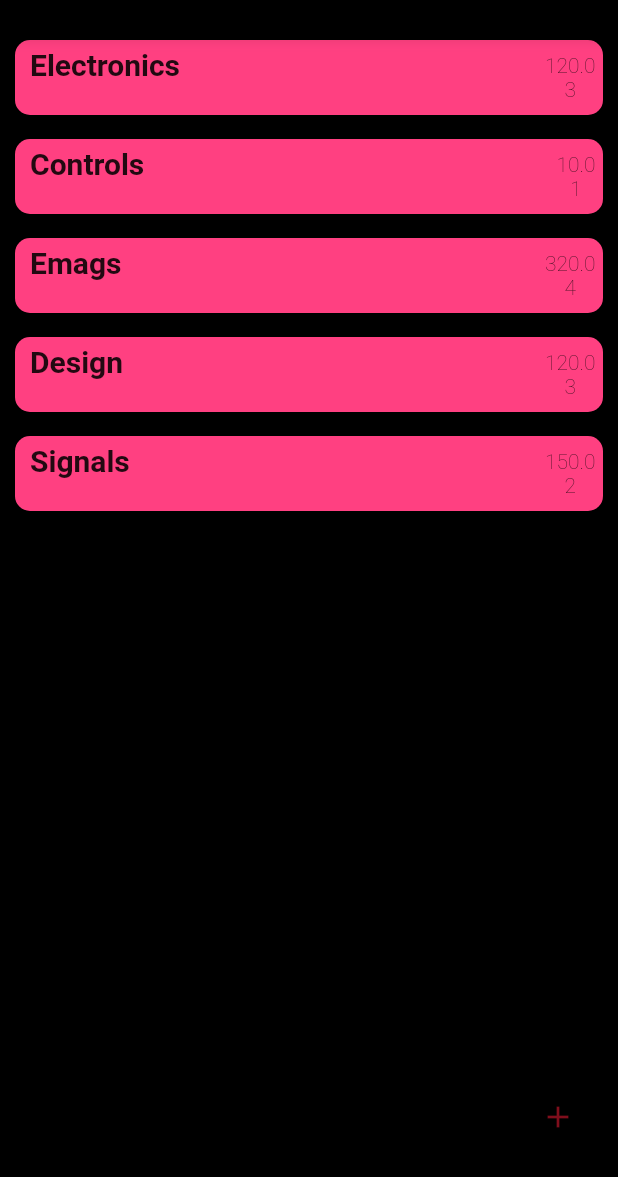
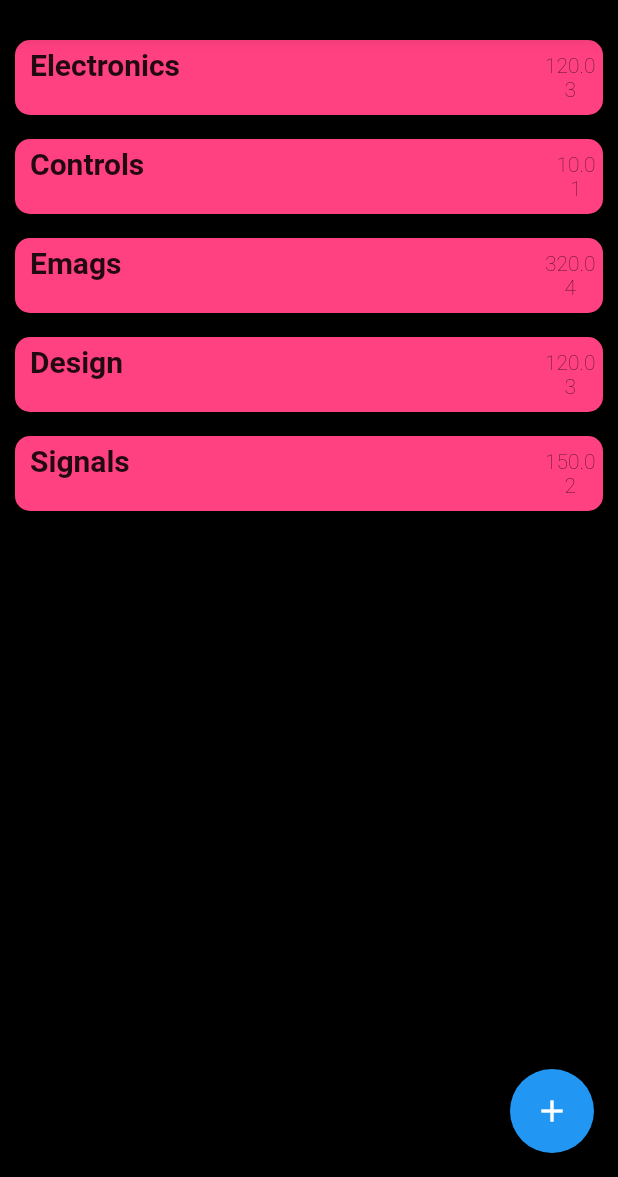
Before and after one commit to WaltDeyzel/Project-Time-Tracker, a Flutter app: the screen it shows after launch, on a phone screen of 412 x 824 dp, the part 59-1236 px from its top. Run offline on Flutter 3.47's test engine with Material 2 defaults, Android fonts, the phone set to English and light mode, and no system bars.

```diff
--- a/lib/main.dart
+++ b/lib/main.dart
@@ -5,6 +5,7 @@ import 'models/modules.dart';
 import './screens/modules_screen.dart';
 import './screens/time_stamps_screen.dart';
 import './screens/module_screen.dart';
+import './screens/timer_screen.dart';
 
 void main() => runApp(MyApp());
 
@@ -26,6 +27,7 @@ class MyApp extends StatelessWidget {
         routes: {
           ModuleScreen.routeName: (ctx) => ModuleScreen(),
           TimeStampsScreen.routeName: (ctx) => TimeStampsScreen(),
+          TimerScreen.routeName: (ctx) =>TimerScreen(),
         },
       ),
     );
--- a/lib/models/project.dart
+++ b/lib/models/project.dart
@@ -27,7 +27,7 @@ class Project with ChangeNotifier {
     TimeStamps(
       id: DateTime.now().toString(),
       startTime: DateTime.now(),
-      endTime: DateTime.now(),
+      endTime: DateTime.parse("2020-07-02 09:09:04Z"),
       note: "This is a note",
     ),
   ];
--- a/lib/screens/modules_screen.dart
+++ b/lib/screens/modules_screen.dart
@@ -15,7 +15,8 @@ class ModulesScreen extends StatelessWidget {
           child: AddProject(),
           behavior: HitTestBehavior.opaque,
         );
-        });
+      },
+    );
   }
 
   @override
@@ -38,7 +39,9 @@ class ModulesScreen extends StatelessWidget {
                     children: <Widget>[
                       GestureDetector(
                         onTap: () {
-                          Navigator.of(context).pushNamed(ModuleScreen.routeName, arguments: projectData.items[index].id);
+                          Navigator.of(context).pushNamed(
+                              ModuleScreen.routeName,
+                              arguments: projectData.items[index].id);
                         },
                         child: ProjectTile(
                           projectData.items[index].id,
@@ -52,12 +55,11 @@ class ModulesScreen extends StatelessWidget {
                   );
                 }),
       ),
-      floatingActionButton: IconButton(
-        icon: Icon(Icons.add),
+      floatingActionButton: FloatingActionButton(
+        child: Icon(Icons.add),
         onPressed: () {
           _addProject(context);
         },
-        color: Theme.of(context).primaryColor,
       ),
     );
   }
--- a/lib/widgets/add_module.dart
+++ b/lib/widgets/add_module.dart
@@ -45,6 +45,7 @@ class _AddProjectState extends State<AddProject> {
               },
               onFieldSubmitted: (_) {
                 _saveForm(projects);
+                Navigator.of(context).pop();
               },
             ),
           ],
```
Also changed, not shown: lib/screens/time_stamps_screen.dart (+11 -4 lines), lib/screens/timer_screen.dart (added, +11 -0 lines). Lines whose indentation alone changed are shown as unchanged.
